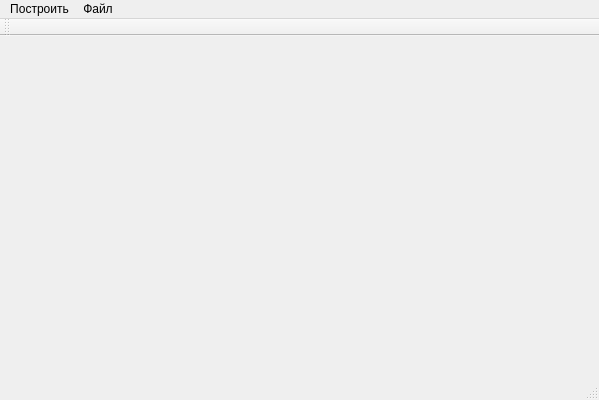
Before: the Qt Designer form PneumocylinderConfigurator/MainWindow.ui in maxchistt/PneumocylinderConfigurator, drawn with Qt 5.
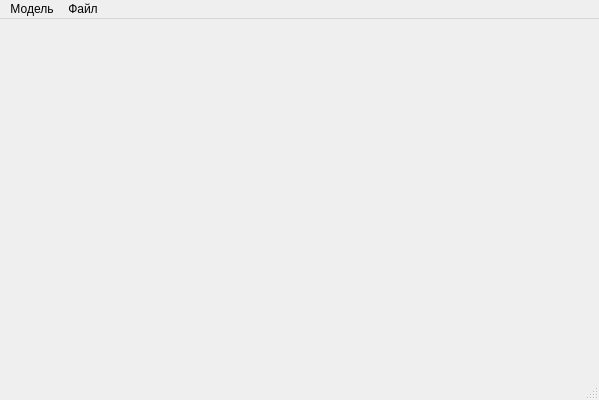
After: the same form once the commit is applied. Icons and pictures are not drawn.

What changed in the file:
```diff
--- a/PneumocylinderConfigurator/MainWindow.ui
+++ b/PneumocylinderConfigurator/MainWindow.ui
@@ -29,7 +29,7 @@
    </property>
    <widget class="QMenu" name="menu">
     <property name="title">
-     <string>Построить</string>
+     <string>Модель</string>
     </property>
     <addaction name="action_testscene"/>
     <addaction name="action_pneumocyl"/>
@@ -45,14 +45,6 @@
    <addaction name="menu"/>
    <addaction name="menu_2"/>
   </widget>
-  <widget class="QToolBar" name="mainToolBar">
-   <attribute name="toolBarArea">
-    <enum>TopToolBarArea</enum>
-   </attribute>
-   <attribute name="toolBarBreak">
-    <bool>false</bool>
-   </attribute>
-  </widget>
   <widget class="QStatusBar" name="statusBar"/>
   <action name="action_testscene">
    <property name="text">
```
Left out of the diff: 12 changed lines with no effect on the pictures.
